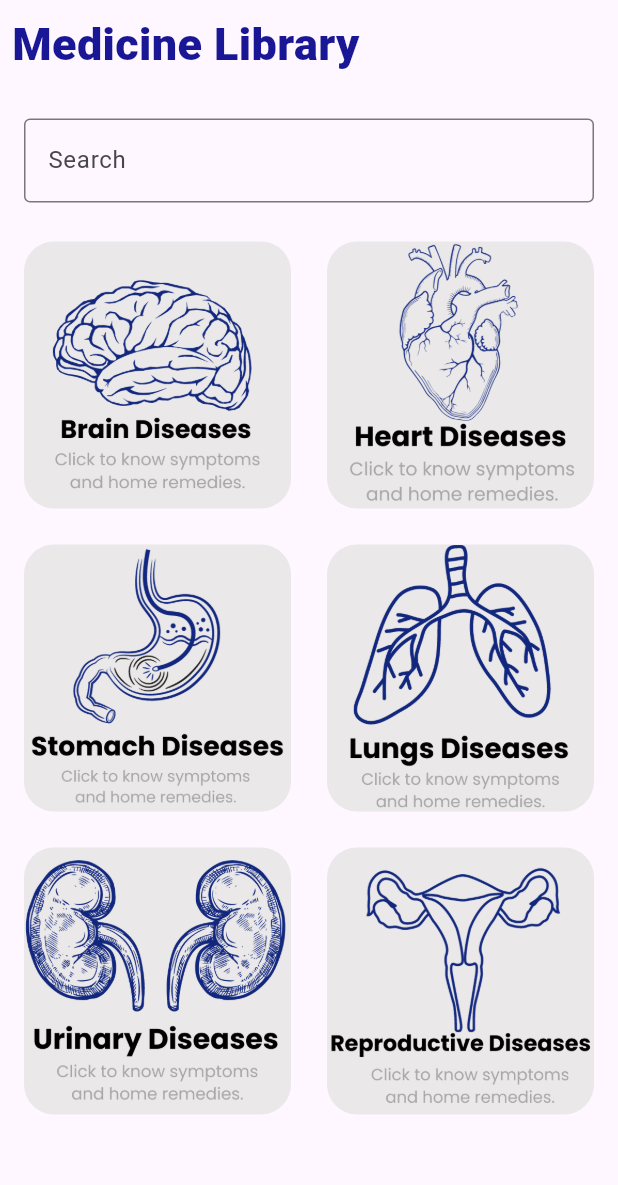
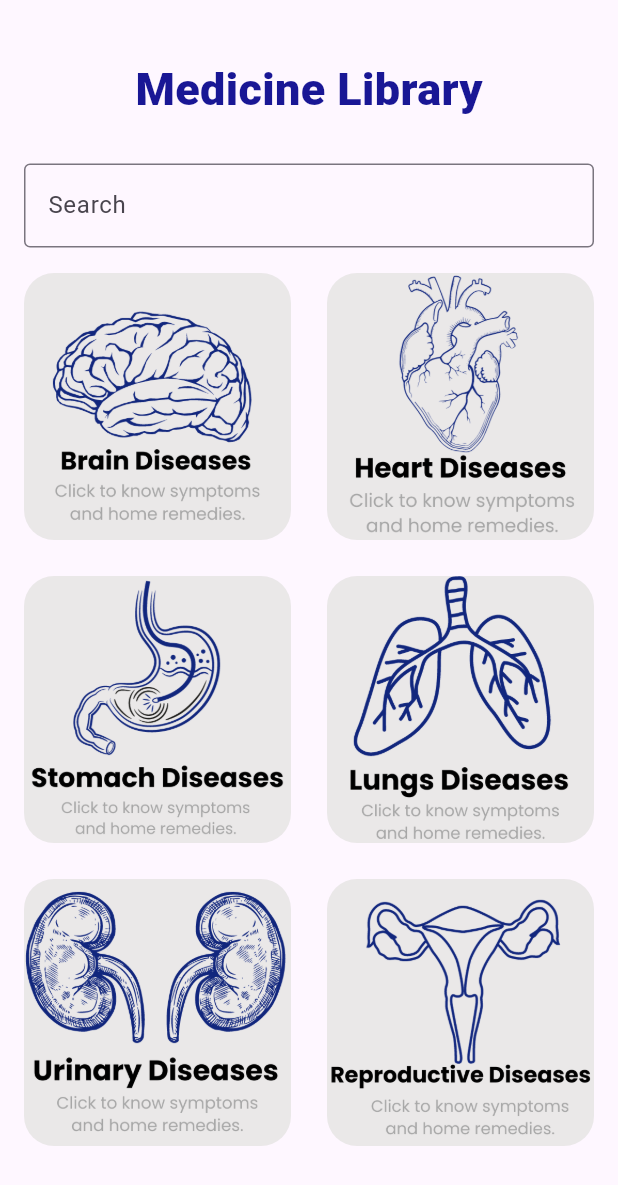
Before and after one commit to Wilmer27-ai/cc206-med_sync, a Flutter app: the screen it shows after launch, on a phone screen of 412 x 824 dp. Shown: the top 1185 px of the screen. Run offline on Flutter 3.47's test engine with Material 2 defaults, Android fonts, the phone set to English and light mode, and no system bars; Roboto replaces fonts that are missing (Poppins).

Commit message:
I added a padding at the top and center the "Medicine Library"

```diff
--- a/lib/features/medicine_library.dart
+++ b/lib/features/medicine_library.dart
@@ -9,15 +9,18 @@ class MedicineLibrary extends StatelessWidget {
       body: SingleChildScrollView(
         padding: const EdgeInsets.all(8.0),
         child: Column(
-          crossAxisAlignment: CrossAxisAlignment.start,
+          crossAxisAlignment: CrossAxisAlignment.center,
           children: [
-            const Text(
+            const Padding(
+              padding: EdgeInsets.only(top: 30), // Adjust the top padding as needed
+              child: Text(
                 'Medicine Library',
                 style: TextStyle(
                   fontFamily: 'Poppins',
                   fontWeight: FontWeight.w800,
                   fontSize: 30,
                   color: Color.fromARGB(255, 25, 23, 149),
+                ),
               ),
             ),
             const SizedBox(height: 20),
@@ -30,7 +33,7 @@ class MedicineLibrary extends StatelessWidget {
                 ),
               ),
             ),
-            const SizedBox(height: 10),
+            const SizedBox(height: 1),
             GridView.count(
               shrinkWrap: true,
               crossAxisCount: 2,
```
Lines whose indentation alone changed are shown as unchanged.
